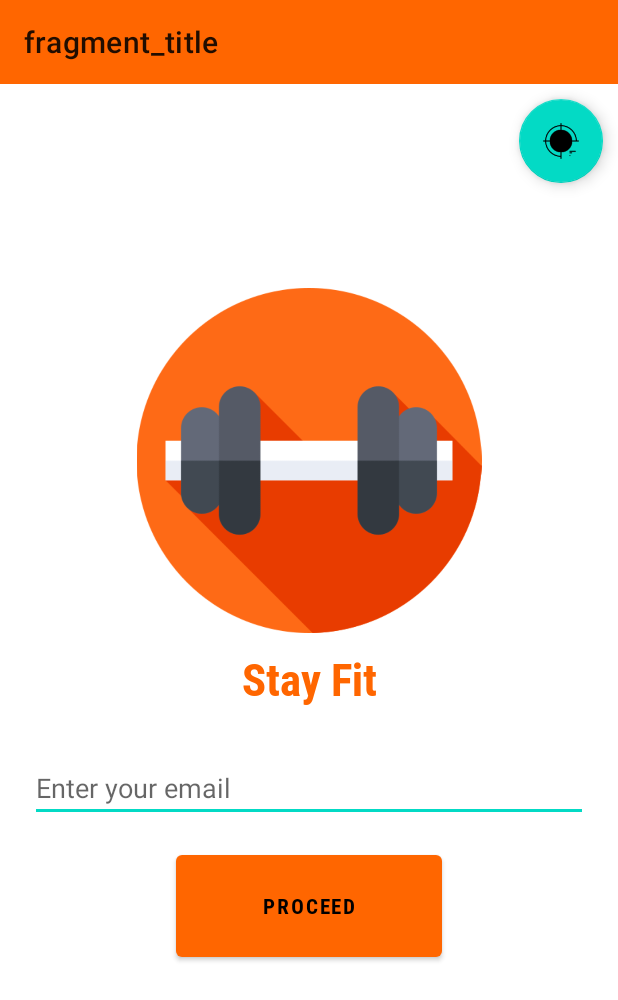
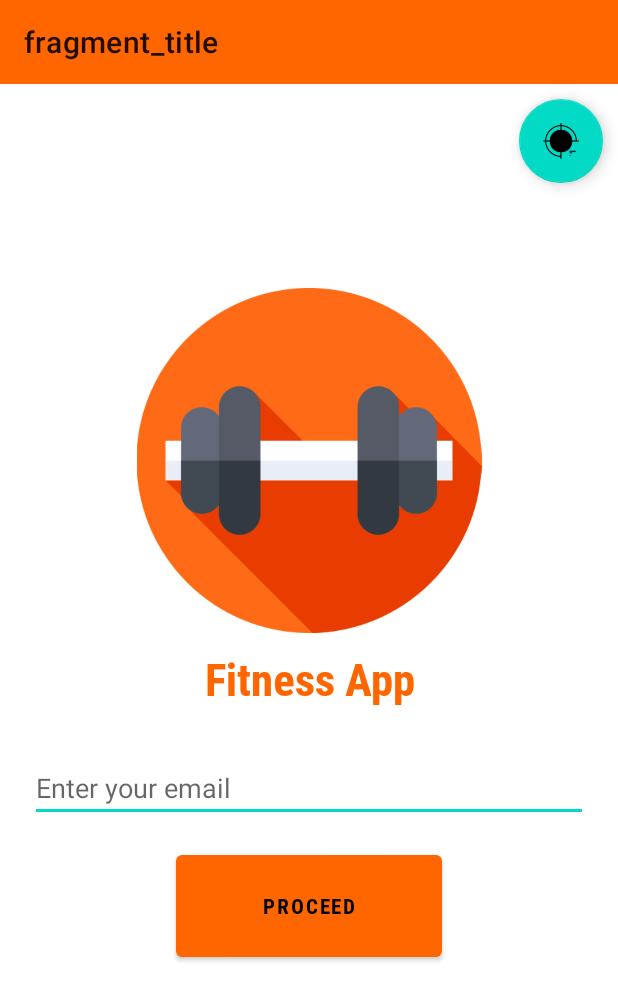
Before and after one commit to sahilbanait/StayFit, an Android app: the screen it shows after launch (MainActivity), on a phone screen of 412 x 824 dp. Shown: the top 1000 px of the screen. Run offline under Robolectric (Android 15) with nearby library versions, the phone set to English and light mode, and no system bars; our stand-ins replace data binding, navigation-ui.

```diff
--- a/app/src/main/res/values/strings.xml
+++ b/app/src/main/res/values/strings.xml
@@ -1,7 +1,7 @@
 <resources>
-    <string name="app_name">StayFit</string>
+    <string name="app_name">Fitness App</string>
     <string name="logo">logo</string>
-    <string name="appName">Stay Fit</string>
+    <string name="appName">Fitness App</string>
     <string name="email_text">Enter your email</string>
     <string name="enter_your_email">Enter your email</string>
     <string name="proceed">Proceed</string>
```
